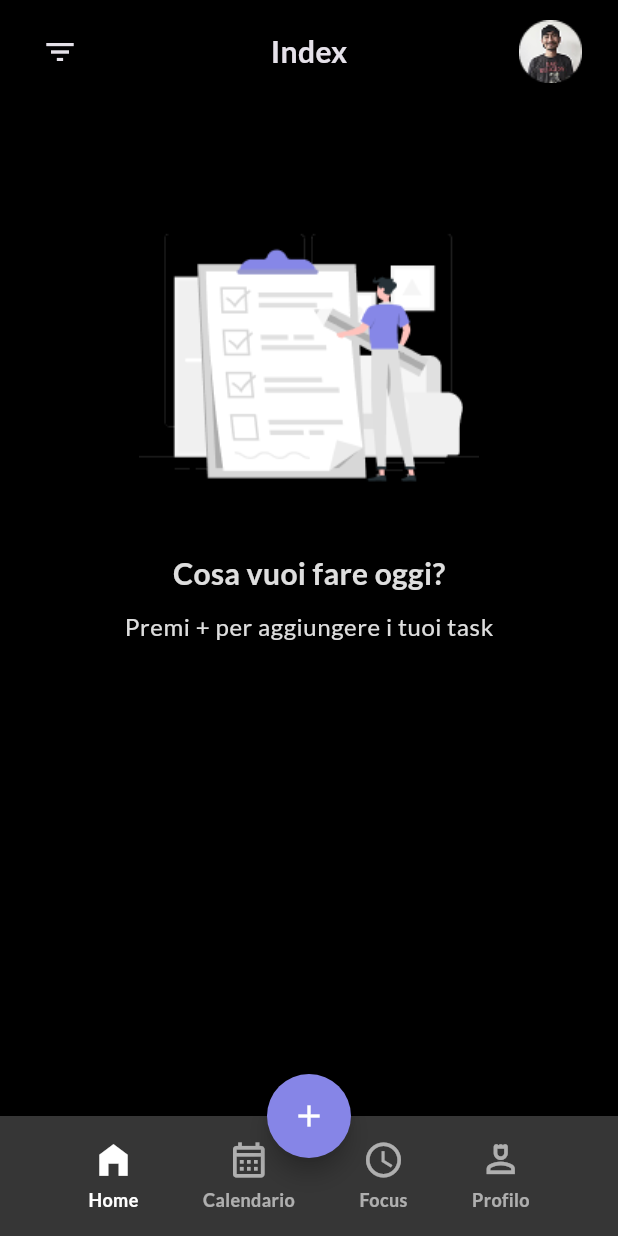
After one commit to h4fef/up_todo, a Flutter app: the Homepage screen opened directly, on a phone screen of 412 x 824 dp. The commit adds this screen. Run offline on Flutter 3.47's test engine with Material 3 defaults, Android fonts, the phone set to English and light mode, and no system bars; our stand-ins replace google_fonts.

Commit message:
home implementation

```diff
--- a/lib/main.dart
+++ b/lib/main.dart
@@ -24,6 +24,10 @@ class MyApp extends StatelessWidget {
             fontSize: 32,
             fontWeight: FontWeight.w700,
           ),
+          bodyMedium: GoogleFonts.lato(
+            fontSize: 20,
+            fontWeight: FontWeight.w700,
+          ),
           bodySmall: GoogleFonts.lato(
             fontSize: 16,
             fontWeight: FontWeight.w400,
@@ -34,7 +38,6 @@ class MyApp extends StatelessWidget {
             padding: EdgeInsets.symmetric(horizontal: 24, vertical: 12),
             side: BorderSide(width: 1.2),
             shape: const RoundedRectangleBorder(
-              //border radius rimosso
               borderRadius: BorderRadiusGeometry.all(Radius.circular(4)),
             ),
           ),
@@ -61,6 +64,7 @@ class MyApp extends StatelessWidget {
             fontWeight: FontWeight.w400,
           ),
         ),
+        appBarTheme: AppBarTheme(backgroundColor: Color.fromRGBO(0, 0, 0, 1)),
       ),
       home: SplashScreen(),
     );
--- a/lib/screens/homepage/homepage.dart
+++ b/lib/screens/homepage/homepage.dart
@@ -1,5 +1,9 @@
 //flutter
 import 'package:flutter/material.dart';
+//widgets
+import 'package:up_todo/widgets/home_appbar.dart';
+import 'package:up_todo/widgets/home_content.dart';
+import 'package:up_todo/widgets/navigation_home.dart';
 
 class Homepage extends StatefulWidget {
   const Homepage({super.key});
@@ -9,8 +13,33 @@ class Homepage extends StatefulWidget {
 }
 
 class _HomepageState extends State<Homepage> {
+  final int _currentIndex = 0;
+  final List<Widget> _screens = [HomeContent(), HomeContent(), HomeContent()];
+  final List<PreferredSizeWidget> _appbar = [
+    HomeAppbar(),
+    HomeAppbar(),
+    HomeAppbar(),
+  ];
   @override
   Widget build(BuildContext context) {
-    return Container();
+    return Scaffold(
+      backgroundColor: Color.fromRGBO(0, 0, 0, 1),
+      appBar: _appbar[_currentIndex],
+      body: _screens[_currentIndex],
+      floatingActionButtonLocation: FloatingActionButtonLocation.centerDocked,
+      floatingActionButton: FloatingActionButton(
+        backgroundColor: Color(0xFF8685E7),
+        shape: RoundedRectangleBorder(borderRadius: BorderRadius.circular(30)),
+        onPressed: () {},
+        child: Padding(
+          padding: const EdgeInsets.all(16),
+          child: Icon(Icons.add, color: Colors.white),
+        ),
+      ),
+      bottomNavigationBar: Theme(
+        data: Theme.of(context).copyWith(splashFactory: NoSplash.splashFactory),
+        child: NavigationHome(currentIndex: _currentIndex),
+      ),
+    );
   }
 }
--- /dev/null
+++ b/lib/widgets/home_appbar.dart
@@ -0,0 +1,24 @@
+//flutter
+import 'package:flutter/material.dart';
+
+class HomeAppbar extends StatelessWidget implements PreferredSizeWidget {
+  const HomeAppbar({super.key});
+  @override
+  Size get preferredSize => const Size.fromHeight(kToolbarHeight);
+  @override
+  Widget build(BuildContext context) {
+    return AppBar(
+      leading: Padding(
+        padding: const EdgeInsets.only(left: 24, top: 13),
+        child: Icon(Icons.filter_list_outlined),
+      ),
+      title: Padding(
+        padding: const EdgeInsets.only(top: 13),
+        child: Text('Index', style: Theme.of(context).textTheme.bodyMedium),
+      ),
+      centerTitle: true,
+      actionsPadding: const EdgeInsets.only(top: 13, right: 24),
+      actions: [Image.asset("assets/user.png")],
+    );
+  }
+}
--- /dev/null
+++ b/lib/widgets/home_content.dart
@@ -0,0 +1,33 @@
+//flutter
+import 'package:flutter/material.dart';
+
+class HomeContent extends StatelessWidget {
+  const HomeContent({super.key});
+
+  @override
+  Widget build(BuildContext context) {
+    return Center(
+      child: Column(
+        children: [
+          Padding(
+            padding: const EdgeInsets.only(top: 75, bottom: 10),
+            child: Image.asset('assets/void.png', width: 227),
+          ),
+          Text(
+            "Cosa vuoi fare oggi?",
+            style: Theme.of(context).textTheme.bodyMedium?.copyWith(
+              color: Color.fromRGBO(255, 255, 255, 0.87),
+            ),
+          ),
+          const SizedBox(height: 10),
+          Text(
+            "Premi + per aggiungere i tuoi task",
+            style: Theme.of(context).textTheme.bodySmall?.copyWith(
+              color: Color.fromRGBO(255, 255, 255, 0.87),
+            ),
+          ),
+        ],
+      ),
+    );
+  }
+}
--- /dev/null
+++ b/lib/widgets/navigation_home.dart
@@ -0,0 +1,76 @@
+//flutter
+import 'package:flutter/material.dart';
+
+class NavigationHome extends StatefulWidget {
+  NavigationHome({super.key, required this.currentIndex});
+  int currentIndex;
+
+  @override
+  State<NavigationHome> createState() => _NavigationHomeState();
+}
+
+class _NavigationHomeState extends State<NavigationHome> {
+  @override
+  Widget build(BuildContext context) {
+    return BottomAppBar(
+      // padding: EdgeInsets.only(top: 12, bottom: 25, left: 20, right: 20),
+      color: Color.fromRGBO(54, 54, 54, 1),
+      child: SizedBox(
+        height: 100,
+        child: Row(
+          mainAxisAlignment: MainAxisAlignment.spaceEvenly,
+          children: [
+            buildNavItem(Icons.home_outlined, Icons.home_filled, "Home", 0),
+            buildNavItem(
+              Icons.calendar_month_outlined,
+              Icons.calendar_month,
+              "Calendario",
+              1,
+            ),
+            buildNavItem(
+              Icons.watch_later_outlined,
+              Icons.watch_later,
+              "Focus",
+              2,
+            ),
+            buildNavItem(Icons.person_4_outlined, Icons.person_4, "Profilo", 3),
+          ],
+        ),
+      ),
+    );
+  }
+
+  Widget buildNavItem(
+    IconData icon,
+    IconData activeIcon,
+    String label,
+    int index,
+  ) {
+    final isSelected = widget.currentIndex == index;
+    return InkWell(
+      onTap: () {
+        setState(() {
+          widget.currentIndex = index;
+        });
+      },
+      child: Column(
+        mainAxisAlignment: MainAxisAlignment.center,
+        children: [
+          Icon(
+            isSelected ? activeIcon : icon,
+            color: isSelected ? Colors.white : Colors.white.withOpacity(0.6),
+            size: 28,
+          ),
+          SizedBox(height: 4),
+          Text(
+            label,
+            style: TextStyle(
+              fontSize: 12,
+              color: isSelected ? Colors.white : Colors.white.withOpacity(0.6),
+            ),
+          ),
+        ],
+      ),
+    );
+  }
+}
```
Also changed, not shown: assets/user.png (added), assets/void.png (added).
